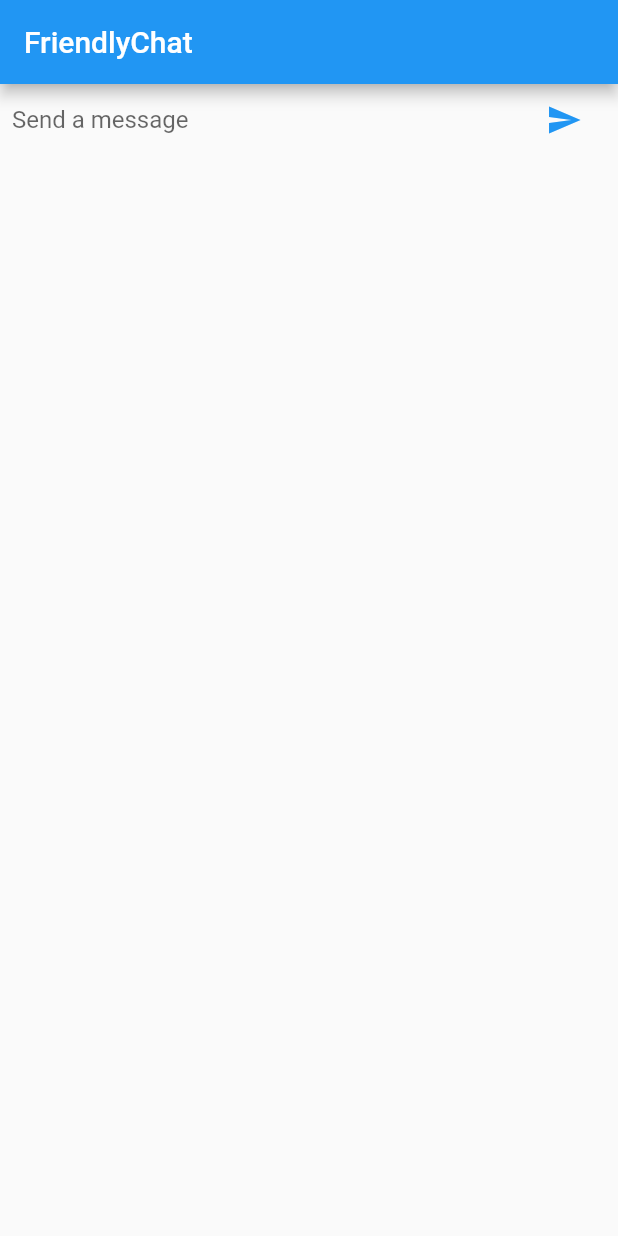
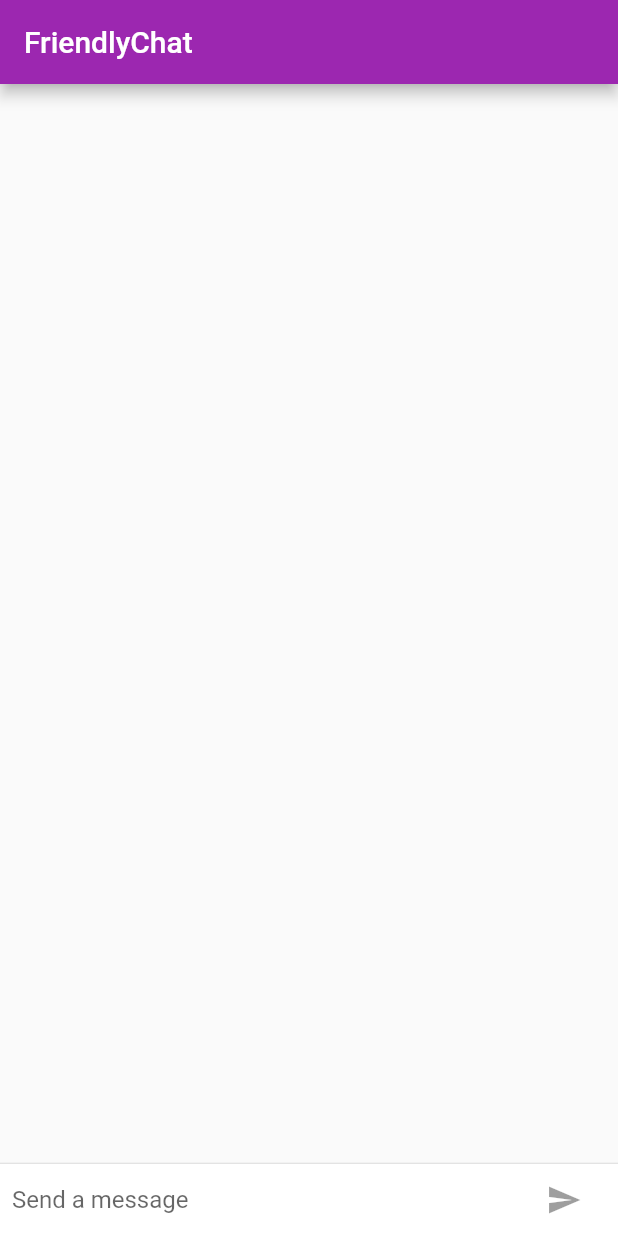
Before and after one commit to tsuchiyaisshin/frendly_chat, a Flutter app: the screen it shows after launch, on a phone screen of 412 x 824 dp. Run offline on Flutter 3.47's test engine with Material 2 defaults, Android fonts, the phone set to English and light mode, and no system bars.

Commit message:
finish: complete this section

```diff
--- a/lib/main.dart
+++ b/lib/main.dart
@@ -1,3 +1,5 @@
+import 'package:flutter/cupertino.dart';
+import 'package:flutter/foundation.dart';
 import 'package:flutter/material.dart';
 
 void main() {
@@ -5,6 +7,15 @@
     FriendlyChatApp(),
   );
 }
+
+String _name = 'Your Name';
+
+final ThemeData kIOSTheme =
+    ThemeData(primarySwatch: Colors.orange, primaryColor: Colors.grey[100]);
+
+final ThemeData kDefaultTheme = ThemeData(
+    colorScheme: ColorScheme.fromSwatch(primarySwatch: Colors.purple)
+        .copyWith(secondary: Colors.orangeAccent[400]));
 
 class FriendlyChatApp extends StatelessWidget {
   const FriendlyChatApp({
@@ -15,8 +26,53 @@
   Widget build(BuildContext context) {
     return MaterialApp(
       title: 'FriendlyChat',
-      home: ChatScreen(),
+      theme: defaultTargetPlatform == TargetPlatform.iOS
+          ? kIOSTheme
+          : kDefaultTheme,
+      home: const ChatScreen(),
     );
+  }
+}
+
+class ChatMessage extends StatelessWidget {
+  const ChatMessage({
+    required this.text,
+    required this.animationController,
+    Key? key,
+  }) : super(key: key);
+  final String text;
+  final AnimationController animationController;
+
+  @override
+  Widget build(BuildContext context) {
+    return SizeTransition(
+        sizeFactor:
+            CurvedAnimation(parent: animationController, curve: Curves.easeOut),
+        axisAlignment: 0.0,
+        child: Container(
+          margin: const EdgeInsets.symmetric(vertical: 10.0),
+          child: Row(
+            crossAxisAlignment: CrossAxisAlignment.start,
+            children: [
+              Container(
+                margin: const EdgeInsets.only(right: 16.0),
+                child: CircleAvatar(child: Text(_name[0])),
+              ),
+              Expanded(
+                child: Column(
+                  crossAxisAlignment: CrossAxisAlignment.start,
+                  children: [
+                    Text(_name, style: Theme.of(context).textTheme.headline4),
+                    Container(
+                      margin: const EdgeInsets.only(top: 5.0),
+                      child: Text(text),
+                    ),
+                  ],
+                ),
+              )
+            ],
+          ),
+        ));
   }
 }
 
@@ -29,8 +85,19 @@
   State<ChatScreen> createState() => _ChatScreenState();
 }
 
-class _ChatScreenState extends State<ChatScreen> {
+class _ChatScreenState extends State<ChatScreen> with TickerProviderStateMixin {
+  final List<ChatMessage> _messages = [];
   final _textController = TextEditingController();
+  final FocusNode _focusNode = FocusNode();
+  bool _isComposing = false;
+
+  @override
+  void dispose() {
+    for (var message in _messages) {
+      message.animationController.dispose();
+    }
+    super.dispose();
+  }
 
   Widget _buildTextComposer() {
     return IconTheme(
@@ -38,22 +105,35 @@
       child: Container(
         margin: const EdgeInsets.symmetric(horizontal: 8.0),
         child: Row(
-            children: [              // NEW
-              Flexible(              // NEW
+          children: [
+            Flexible(
               child: TextField(
                 controller: _textController,
+                onChanged: (text) {
+                  setState(() {
+                    _isComposing = text.isNotEmpty;
+                  });
+                },
                 onSubmitted: _handleSubmitted,
                 decoration:
                     const InputDecoration.collapsed(hintText: 'Send a message'),
+                focusNode: _focusNode,
               ),
             ),
             Container(
               margin: const EdgeInsets.symmetric(horizontal: 4.0),
-                child: IconButton(
+              child: Theme.of(context).platform == TargetPlatform.iOS ?
+              CupertinoButton(
+                child: const Text('Send'),
+                onPressed: _isComposing ? () => _handleSubmitted(_textController.text) : null
+              ) :
+              IconButton(
                 icon: const Icon(Icons.send),
-                  onPressed: () => _handleSubmitted(_textController.text),
+                onPressed: _isComposing
+                    ? () => _handleSubmitted(_textController.text)
+                    : null,
               ),
-              )// NEW
+            )
           ],
         ),
       ),
@@ -62,6 +142,21 @@
 
   void _handleSubmitted(String text) {
     _textController.clear();
+    setState(() {
+      _isComposing = false;
+    });
+    var message = ChatMessage(
+      text: text,
+      animationController: AnimationController(
+        duration: const Duration(milliseconds: 700),
+        vsync: this,
+      ),
+    );
+    setState(() {
+      _messages.insert(0, message);
+    });
+    _focusNode.requestFocus();
+    message.animationController.forward();
   }
 
   @override
@@ -69,8 +164,34 @@
     return Scaffold(
         appBar: AppBar(
           title: const Text('FriendlyChat'),
+          elevation:
+              Theme.of(context).platform == TargetPlatform.iOS ? 0.0 : 4.0,
         ),
-      body: _buildTextComposer(),
+        body: Container(
+          child: Column(
+            children: [
+              Flexible(
+                child: ListView.builder(
+                  padding: const EdgeInsets.all(8.0),
+                  reverse: true,
+                  itemBuilder: (_, index) => _messages[index],
+                  itemCount: _messages.length,
+                ),
+              ),
+              const Divider(height: 1.0),
+              Container(
+                decoration: BoxDecoration(color: Theme.of(context).cardColor),
+                child: _buildTextComposer(),
+              ),
+            ],
+          ),
+          decoration: Theme.of(context).platform == TargetPlatform.iOS
+            ? BoxDecoration(
+            border: Border(
+              top: BorderSide(color: Colors.grey[200]!),
+            )
+          ) : null,
+        ),
     );
   }
 }
```
Lines whose indentation alone changed are shown as unchanged.
